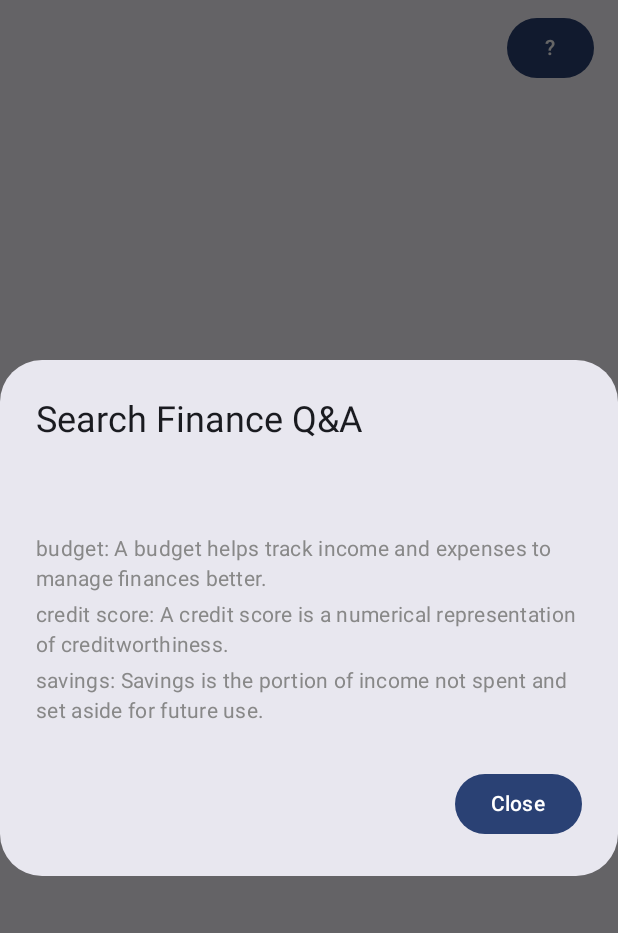
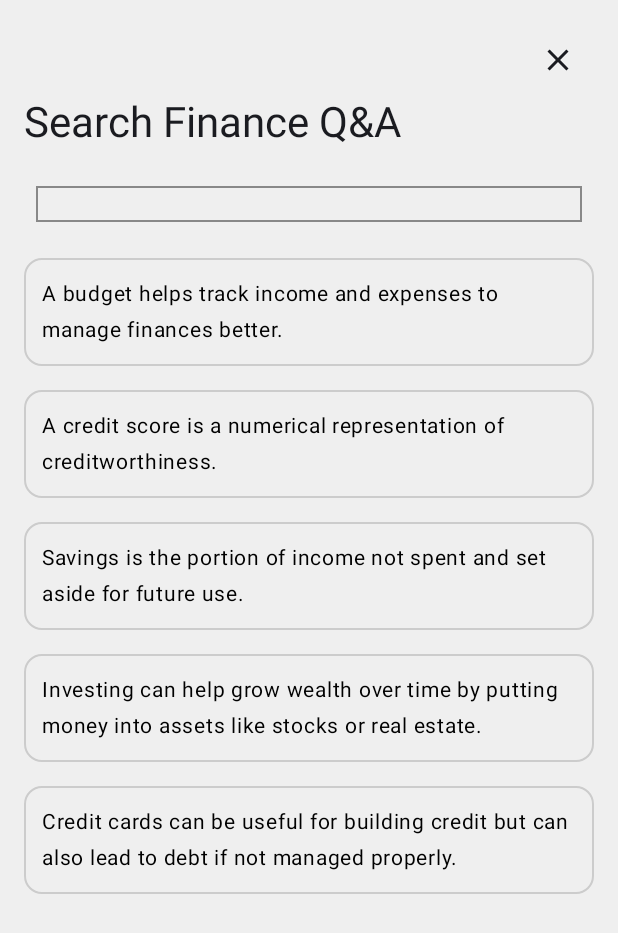
Before and after one commit to adarsh-siva/Budgeting-app, an Android app built with Jetpack Compose: the composable InteractiveQnA shown on its own in the app's theme, after a tap on an icon or button, on a phone screen of 412 x 824 dp. Shown: the top 933 px of the screen. Run offline under Robolectric (Android 15) with nearby library versions, the phone set to English and light mode, and no system bars; libraries missing offline, so code that uses them is left out: co.yml.charts; 4 statements that could not run were skipped.

Commit message:
Updated Q and A
better UI and more efficient code

```diff
--- a/app/src/main/java/com/example/budgetingapp/MainActivity.kt
+++ b/app/src/main/java/com/example/budgetingapp/MainActivity.kt
@@ -14,6 +14,7 @@ import android.os.Bundle
 import androidx.activity.ComponentActivity
 import androidx.activity.compose.setContent
 import androidx.compose.foundation.background
+import androidx.compose.foundation.border
 import androidx.compose.foundation.clickable
 import androidx.compose.foundation.horizontalScroll
 import androidx.compose.foundation.layout.Arrangement
@@ -58,6 +59,7 @@ import androidx.compose.foundation.text.KeyboardActions
 import androidx.compose.foundation.text.KeyboardOptions
 import androidx.compose.material.icons.filled.Add
 import androidx.compose.material.icons.filled.Clear
+import androidx.compose.material.icons.filled.Close
 import androidx.compose.material3.*
 import androidx.compose.runtime.*
 import androidx.compose.ui.platform.LocalFocusManager
@@ -369,12 +371,15 @@ fun BudgetingApp() {
 @Composable
 fun InteractiveQnA() {
     val context = LocalContext.current
-    var showDialog by remember { mutableStateOf(false) }
+    var showMenu by remember { mutableStateOf(false) }
     var searchQuery by remember { mutableStateOf(TextFieldValue("")) }
-    val qaList = mapOf(
-        "budget" to "A budget helps track income and expenses to manage finances better.",
-        "credit score" to "A credit score is a numerical representation of creditworthiness.",
-        "savings" to "Savings is the portion of income not spent and set aside for future use."
+    // Only storing answers
+    val answersList = listOf(
+            "A budget helps track income and expenses to manage finances better.",
+            "A credit score is a numerical representation of creditworthiness.",
+            "Savings is the portion of income not spent and set aside for future use.",
+            "Investing can help grow wealth over time by putting money into assets like stocks or real estate.",
+            "Credit cards can be useful for building credit but can also lead to debt if not managed properly."
     )
 
     Box(
@@ -382,54 +387,85 @@ fun InteractiveQnA() {
         modifier = Modifier.fillMaxSize()
             .offset(x = (-16).dp, y = 8.dp),
     ) {
-        Button(onClick = { showDialog = true }) {
+        Button(onClick = { showMenu = true }) {
             Text("?")
         }
     }
 
+    // Show menu as a separate screen/modal
+    if (showMenu) {
+        FullScreenMenu(
+            onDismiss = { showMenu = false },
+            answersList = answersList,
+            searchQuery = searchQuery,
+            onSearchQueryChange = { searchQuery = it }
+        )
+    }
+}
+
+@Composable
+fun FullScreenMenu(
+    onDismiss: () -> Unit,
+    answersList: List<String>,
+    searchQuery: TextFieldValue,
+    onSearchQueryChange: (TextFieldValue) -> Unit
+) {
+    Box(
+        modifier = Modifier.fillMaxSize().background(Color(0xFFEFEFEF))
+    ) {
+        Column(
+            modifier = Modifier
+                .fillMaxSize()
+                .padding(16.dp)
+        ) {
+            // Close Button
+            IconButton(
+                onClick = onDismiss,
+                modifier = Modifier.align(Alignment.End)
+            ) {
+                Icon(imageVector = Icons.Default.Close, contentDescription = "Close Menu")
+            }
+
+            Text("Search Finance Q&A", style = MaterialTheme.typography.headlineMedium)
+
+            Spacer(modifier = Modifier.height(16.dp))
 
 
-    if (showDialog) {
-        AlertDialog(
-            onDismissRequest = { showDialog = false },
-            title = { Text("Search Finance Q&A") },
-            text = {
-                Column {
+            // Search Bar
             BasicTextField(
                 value = searchQuery,
-                        onValueChange = { searchQuery = it },
+                onValueChange = onSearchQueryChange,
                 modifier = Modifier
                     .fillMaxWidth()
-                            .padding(8.dp),
+                    .padding(8.dp)
+                    .border(1.dp, Color.Gray),
                 textStyle = LocalTextStyle.current.copy(fontSize = 16.sp, color = Color.Black)
             )
+
             Spacer(modifier = Modifier.height(8.dp))
 
-                    // Filter the answers based on the search query
-                    val results = qaList.filter { entry ->
-                        entry.value.contains(searchQuery.text, ignoreCase = true)
+            // Filtered results based on search query
+            val results = answersList.filter { answer ->
+                answer.contains(searchQuery.text, ignoreCase = true)
             }
 
             if (results.isEmpty()) {
                 Text("No answers found.", fontSize = 14.sp, color = Color.Gray)
             } else {
-                        results.forEach { entry ->
-                            Text(
-                                text = "${entry.key}: ${entry.value}",
-                                fontSize = 14.sp,
-                                color = Color.Gray
-                            )
-                            Spacer(modifier = Modifier.height(4.dp))
+                // Box answers separately with light borders
+                results.forEach { answer ->
+                    Box(
+                        modifier = Modifier
+                            .fillMaxWidth()
+                            .padding(vertical = 8.dp)
+                            .border(1.dp, Color.LightGray, shape = MaterialTheme.shapes.medium)
+                            .padding(12.dp)
+                    ) {
+                        Text(text = answer, fontSize = 14.sp, color = Color.Black)
                     }
                 }
             }
-            },
-            confirmButton = {
-                Button(onClick = { showDialog = false }) {
-                    Text("Close")
         }
-            }
-        )
     }
 }
 
```
Lines whose indentation alone changed are shown as unchanged.
